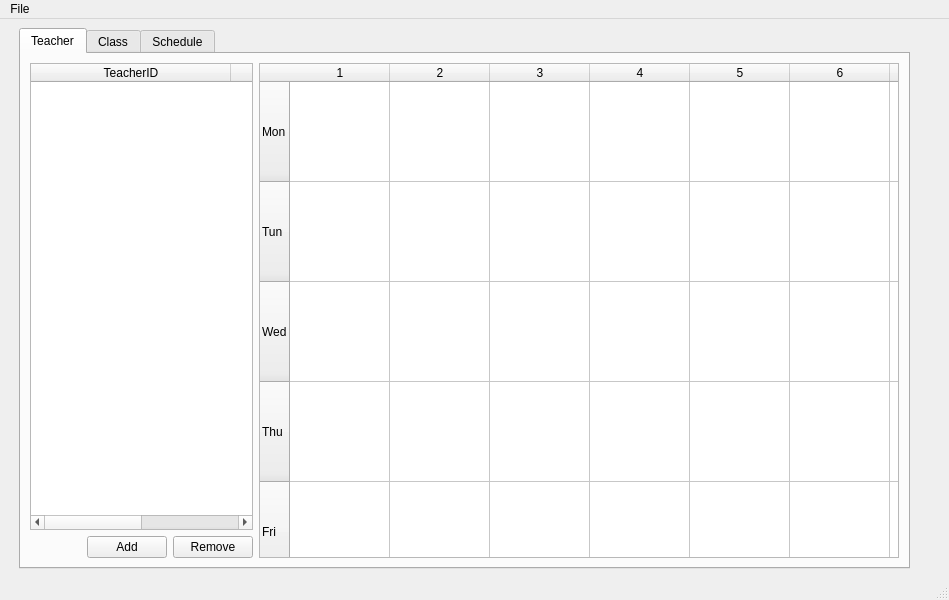
The window that ui/mainwindow.ui (imhoiamcat/ScheduleMaker) describes before a commit, drawn with Qt 5.
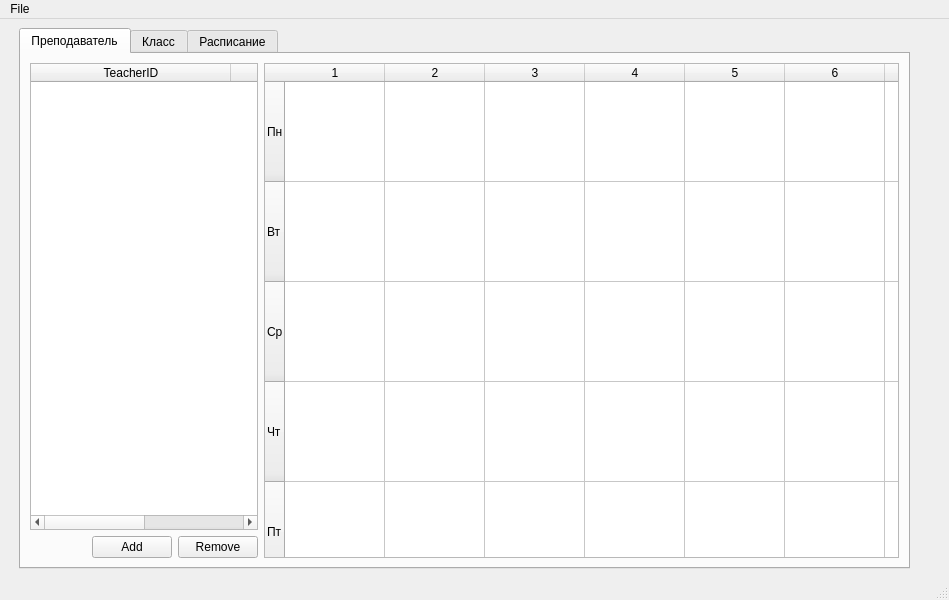
The same window after the commit. The open tabs and pages were chosen to show the change.

Commit message: Translate to Russian

What changed in the file:
```diff
--- a/ui/mainwindow.ui
+++ b/ui/mainwindow.ui
@@ -46,7 +46,7 @@
         </property>
         <widget class="QWidget" name="teacher">
          <attribute name="title">
-          <string>Teacher</string>
+          <string>Преподаватель</string>
          </attribute>
          <layout class="QHBoxLayout" name="horizontalLayout_4">
           <item>
@@ -90,7 +90,7 @@
               </column>
               <column>
                <property name="text">
-                <string>Name</string>
+                <string>ФИО</string>
                </property>
               </column>
              </widget>
@@ -171,32 +171,32 @@
             </attribute>
             <row>
              <property name="text">
-              <string>Mon</string>
+              <string>Пн</string>
              </property>
             </row>
             <row>
              <property name="text">
-              <string>Tun</string>
+              <string>Вт</string>
              </property>
             </row>
             <row>
              <property name="text">
-              <string>Wed</string>
+              <string>Ср</string>
              </property>
             </row>
             <row>
              <property name="text">
-              <string>Thu</string>
+              <string>Чт</string>
              </property>
             </row>
             <row>
              <property name="text">
-              <string>Fri</string>
+              <string>Пт</string>
              </property>
             </row>
             <row>
              <property name="text">
-              <string>Sat</string>
+              <string>Сб</string>
              </property>
             </row>
             <column>
@@ -248,36 +248,57 @@
              </property>
             </item>
             <item row="0" column="1">
+             <property name="text">
+              <string/>
+             </property>
              <property name="flags">
               <set>NoItemFlags</set>
              </property>
             </item>
             <item row="0" column="2">
+             <property name="text">
+              <string/>
+             </property>
              <property name="flags">
               <set>NoItemFlags</set>
              </property>
             </item>
             <item row="0" column="3">
+             <property name="text">
+              <string/>
+             </property>
              <property name="flags">
               <set>NoItemFlags</set>
              </property>
             </item>
             <item row="0" column="4">
+             <property name="text">
+              <string/>
+             </property>
              <property name="flags">
               <set>NoItemFlags</set>
              </property>
             </item>
             <item row="0" column="5">
+             <property name="text">
+              <string/>
+             </property>
              <property name="flags">
               <set>NoItemFlags</set>
              </property>
             </item>
             <item row="0" column="6">
+             <property name="text">
+              <string/>
+             </property>
              <property name="flags">
               <set>NoItemFlags</set>
              </property>
             </item>
             <item row="0" column="7">
+             <property name="text">
+              <string/>
+             </property>
              <property name="flags">
               <set>NoItemFlags</set>
              </property>
@@ -291,196 +312,313 @@
              </property>
             </item>
             <item row="1" column="1">
+             <property name="text">
+              <string/>
+             </property>
              <property name="flags">
               <set>NoItemFlags</set>
              </property>
             </item>
             <item row="1" column="2">
+             <property name="text">
+              <string/>
+             </property>
              <property name="flags">
               <set>NoItemFlags</set>
              </property>
             </item>
             <item row="1" column="3">
+             <property name="text">
+              <string/>
+             </property>
              <property name="flags">
               <set>NoItemFlags</set>
              </property>
             </item>
             <item row="1" column="4">
+             <property name="text">
+              <string/>
+             </property>
              <property name="flags">
               <set>NoItemFlags</set>
              </property>
             </item>
             <item row="1" column="5">
+             <property name="text">
+              <string/>
+             </property>
              <property name="flags">
               <set>NoItemFlags</set>
              </property>
             </item>
             <item row="1" column="6">
+             <property name="text">
+              <string/>
+             </property>
              <property name="flags">
               <set>NoItemFlags</set>
              </property>
             </item>
             <item row="1" column="7">
+             <property name="text">
+              <string/>
+             </property>
              <property name="flags">
               <set>NoItemFlags</set>
              </property>
             </item>
             <item row="2" column="0">
+             <property name="text">
+              <string/>
+             </property>
              <property name="flags">
               <set>NoItemFlags</set>
              </property>
             </item>
             <item row="2" column="1">
+             <property name="text">
+              <string/>
+             </property>
              <property name="flags">
               <set>NoItemFlags</set>
              </property>
             </item>
             <item row="2" column="2">
+             <property name="text">
+              <string/>
+             </property>
              <property name="flags">
               <set>NoItemFlags</set>
              </property>
             </item>
             <item row="2" column="3">
+             <property name="text">
+              <string/>
+             </property>
              <property name="flags">
               <set>NoItemFlags</set>
              </property>
             </item>
             <item row="2" column="4">
+             <property name="text">
+              <string/>
+             </property>
              <property name="flags">
               <set>NoItemFlags</set>
              </property>
             </item>
             <item row="2" column="5">
+             <property name="text">
+              <string/>
+             </property>
              <property name="flags">
               <set>NoItemFlags</set>
              </property>
             </item>
             <item row="2" column="6">
+             <property name="text">
+              <string/>
+             </property>
              <property name="flags">
               <set>NoItemFlags</set>
              </property>
             </item>
             <item row="2" column="7">
+             <property name="text">
+              <string/>
+             </property>
              <property name="flags">
               <set>NoItemFlags</set>
              </property>
             </item>
             <item row="3" column="0">
+             <property name="text">
+              <string/>
+             </property>
              <property name="flags">
               <set>NoItemFlags</set>
              </property>
             </item>
             <item row="3" column="1">
+             <property name="text">
+              <string/>
+             </property>
              <property name="flags">
               <set>NoItemFlags</set>
              </property>
             </item>
             <item row="3" column="2">
+             <property name="text">
+              <string/>
+             </property>
              <property name="flags">
               <set>NoItemFlags</set>
              </property>
             </item>
             <item row="3" column="3">
+             <property name="text">
+              <string/>
+             </property>
              <property name="flags">
               <set>NoItemFlags</set>
              </property>
             </item>
             <item row="3" column="4">
+             <property name="text">
+              <string/>
+             </property>
              <property name="flags">
               <set>NoItemFlags</set>
              </property>
             </item>
             <item row="3" column="5">
+             <property name="text">
+              <string/>
+             </property>
              <property name="flags">
               <set>NoItemFlags</set>
              </property>
             </item>
             <item row="3" column="6">
+             <property name="text">
+              <string/>
+             </property>
              <property name="flags">
               <set>NoItemFlags</set>
              </property>
             </item>
             <item row="3" column="7">
+             <property name="text">
+              <string/>
+             </property>
              <property name="flags">
               <set>NoItemFlags</set>
              </property>
             </item>
             <item row="4" column="0">
+             <property name="text">
+              <string/>
+             </property>
              <property name="flags">
               <set>NoItemFlags</set>
              </property>
             </item>
             <item row="4" column="1">
+             <property name="text">
+              <string/>
+             </property>
              <property name="flags">
               <set>NoItemFlags</set>
              </property>
             </item>
             <item row="4" column="2">
+             <property name="text">
+              <string/>
+             </property>
              <property name="flags">
               <set>NoItemFlags</set>
              </property>
             </item>
             <item row="4" column="3">
+             <property name="text">
+              <string/>
+             </property>
              <property name="flags">
               <set>NoItemFlags</set>
              </property>
             </item>
             <item row="4" column="4">
+             <property name="text">
+              <string/>
+             </property>
              <property name="flags">
               <set>NoItemFlags</set>
              </property>
             </item>
             <item row="4" column="5">
+             <property name="text">
+              <string/>
+             </property>
              <property name="flags">
               <set>NoItemFlags</set>
              </property>
             </item>
             <item row="4" column="6">
+             <property name="text">
+              <string/>
+             </property>
              <property name="flags">
               <set>NoItemFlags</set>
              </property>
             </item>
             <item row="4" column="7">
+             <property name="text">
+              <string/>
+             </property>
              <property name="flags">
               <set>NoItemFlags</set>
              </property>
             </item>
             <item row="5" column="0">
+             <property name="text">
+              <string/>
+             </property>
              <property name="flags">
               <set>NoItemFlags</set>
              </property>
             </item>
             <item row="5" column="1">
+             <property name="text">
+              <string/>
+             </property>
              <property name="flags">
               <set>NoItemFlags</set>
              </property>
             </item>
             <item row="5" column="2">
+             <property name="text">
+              <string/>
+             </property>
              <property name="flags">
               <set>NoItemFlags</set>
              </property>
             </item>
             <item row="5" column="3">
+             <property name="text">
+              <string/>
+             </property>
              <property name="flags">
               <set>NoItemFlags</set>
              </property>
             </item>
             <item row="5" column="4">
+             <property name="text">
+              <string/>
+             </property>
              <property name="flags">
               <set>NoItemFlags</set>
              </property>
             </item>
             <item row="5" column="5">
+             <property name="text">
+              <string/>
+             </property>
              <property name="flags">
               <set>NoItemFlags</set>
              </property>
             </item>
             <item row="5" column="6">
+             <property name="text">
+              <string/>
+             </property>
              <property name="flags">
               <set>NoItemFlags</set>
              </property>
             </item>
             <item row="5" column="7">
+             <property name="text">
+              <string/>
+             </property>
              <property name="flags">
               <set>NoItemFlags</set>
              </property>
@@ -491,7 +629,7 @@
         </widget>
         <widget class="QWidget" name="Class">
          <attribute name="title">
-          <string>Class</string>
+          <string>Класс</string>
          </attribute>
          <layout class="QGridLayout" name="gridLayout_10">
           <item row="0" column="0">
@@ -588,7 +726,7 @@
         </widget>
         <widget class="QWidget" name="Schedule">
          <attribute name="title">
-          <string>Schedule</string>
+          <string>Расписание</string>
          </attribute>
          <layout class="QGridLayout" name="gridLayout_4">
           <item row="0" column="1">
```
Left out of the diff: 60 changed lines with no effect on the pictures. The commit also changes 2 other files.
